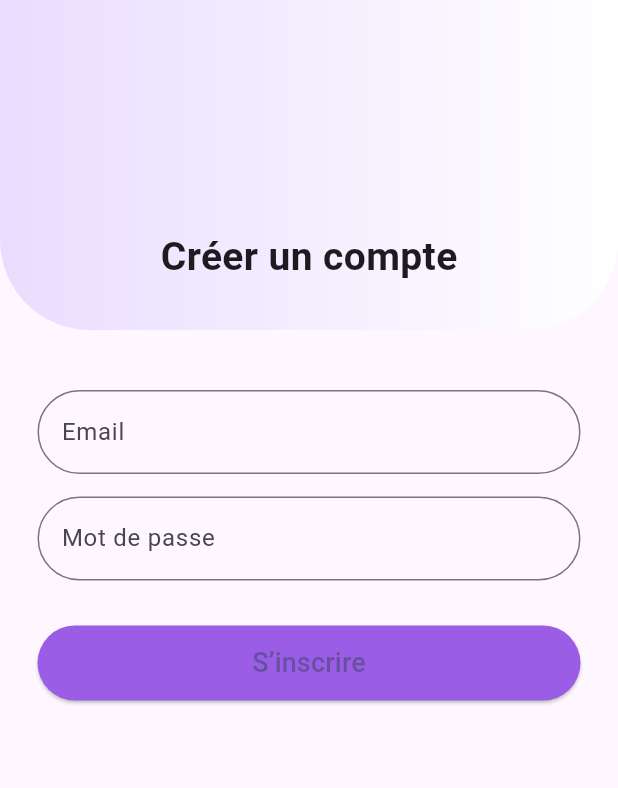
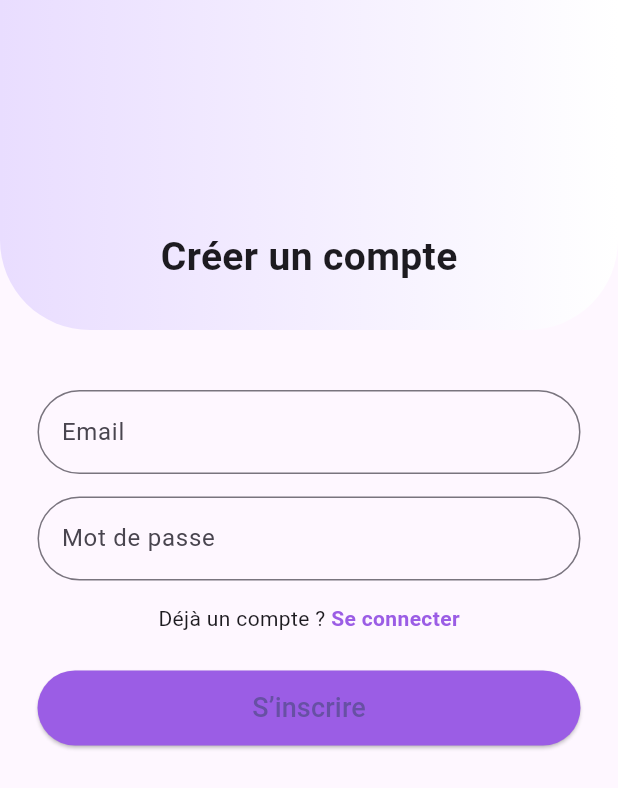
Before and after one commit to Smbayi/tpflutter, a Flutter app: the screen it shows after launch, after a tap on "Créer un compte", on a phone screen of 412 x 824 dp. Shown: the top 788 px of the screen. Run offline on Flutter 3.47's test engine with Material 3 defaults, Android fonts, the phone set to English and light mode, and no system bars; our stand-ins replace firebase_auth, firebase_core; accounts and stored records are empty.

Commit message:
COMMIT 3

```diff
--- a/lib/screens/login_page.dart
+++ b/lib/screens/login_page.dart
@@ -2,6 +2,7 @@ import 'package:flutter/material.dart';
 import '../theme/app_colors.dart';
 import '../services/auth_service.dart';
 import 'register_page.dart';
+import 'home_page.dart';
 
 class LoginPage extends StatefulWidget {
   const LoginPage({super.key});
@@ -11,9 +12,9 @@ class LoginPage extends StatefulWidget {
 }
 
 class _LoginPageState extends State<LoginPage> {
-  final emailController = TextEditingController();
-  final passwordController = TextEditingController();
-  final auth = AuthService();
+  final TextEditingController emailController = TextEditingController();
+  final TextEditingController passwordController = TextEditingController();
+  final AuthService auth = AuthService();
 
   @override
   Widget build(BuildContext context) {
@@ -21,7 +22,7 @@ class _LoginPageState extends State<LoginPage> {
       body: SingleChildScrollView(
         child: Column(
           children: [
-            _header("Connexion"),
+            _header(),
 
             const SizedBox(height: 40),
 
@@ -39,9 +40,7 @@ class _LoginPageState extends State<LoginPage> {
                   onTap: () {
                     Navigator.push(
                       context,
-                      MaterialPageRoute(
-                        builder: (_) => const RegisterPage(),
-                      ),
+                      MaterialPageRoute(builder: (_) => const RegisterPage()),
                     );
                   },
                   child: const Text(
@@ -57,31 +56,22 @@ class _LoginPageState extends State<LoginPage> {
 
             const SizedBox(height: 25),
 
-            _button("Se connecter", () async {
-              final error = await auth.login(
-                emailController.text.trim(),
-                passwordController.text.trim(),
-              );
-
-              if (error != null) {
-                ScaffoldMessenger.of(context)
-                    .showSnackBar(SnackBar(content: Text(error)));
-              } else {
-                ScaffoldMessenger.of(context)
-                    .showSnackBar(const SnackBar(content: Text("Connexion réussie ✅")));
-              }
-            }),
+            _loginButton(),
 
             const SizedBox(height: 30),
 
             _socialRow(),
+
+            const SizedBox(height: 30),
           ],
         ),
       ),
     );
   }
 
-  Widget _header(String title) {
+  // ==================== WIDGETS ====================
+
+  Widget _header() {
     return Container(
       height: 220,
       width: double.infinity,
@@ -94,20 +84,24 @@ class _LoginPageState extends State<LoginPage> {
           bottomRight: Radius.circular(60),
         ),
       ),
-      child: Align(
+      child: const Align(
         alignment: Alignment.bottomCenter,
         child: Padding(
-          padding: const EdgeInsets.only(bottom: 30),
-          child: Text(title,
-              style:
-                  const TextStyle(fontSize: 26, fontWeight: FontWeight.bold)),
+          padding: EdgeInsets.only(bottom: 30),
+          child: Text(
+            "Connexion",
+            style: TextStyle(fontSize: 26, fontWeight: FontWeight.bold),
+          ),
         ),
       ),
     );
   }
 
-  Widget _inputField(String hint, TextEditingController controller,
-      {bool obscure = false}) {
+  Widget _inputField(
+    String hint,
+    TextEditingController controller, {
+    bool obscure = false,
+  }) {
     return Padding(
       padding: const EdgeInsets.symmetric(horizontal: 25),
       child: TextField(
@@ -123,7 +117,7 @@ class _LoginPageState extends State<LoginPage> {
     );
   }
 
-  Widget _button(String text, VoidCallback onTap) {
+  Widget _loginButton() {
     return Padding(
       padding: const EdgeInsets.symmetric(horizontal: 25),
       child: SizedBox(
@@ -132,11 +126,15 @@ class _LoginPageState extends State<LoginPage> {
         child: ElevatedButton(
           style: ElevatedButton.styleFrom(
             backgroundColor: AppColors.primary,
-            shape:
-                RoundedRectangleBorder(borderRadius: BorderRadius.circular(30)),
+            shape: RoundedRectangleBorder(
+              borderRadius: BorderRadius.circular(30),
+            ),
           ),
-          onPressed: onTap,
-          child: Text(text, style: const TextStyle(fontSize: 18)),
+          onPressed: _handleLogin,
+          child: const Text(
+            "Se connecter",
+            style: TextStyle(fontSize: 18),
+          ),
         ),
       ),
     );
@@ -155,11 +153,39 @@ class _LoginPageState extends State<LoginPage> {
     );
   }
 
-  Widget _socialIcon(String asset) {
+  Widget _socialIcon(String assetPath) {
     return CircleAvatar(
       radius: 22,
       backgroundColor: Colors.grey.shade200,
-      child: Image.asset(asset, width: 22),
+      child: Image.asset(assetPath, width: 22),
     );
   }
+
+  // ==================== LOGIQUE LOGIN ====================
+
+  Future<void> _handleLogin() async {
+    final String email = emailController.text.trim();
+    final String password = passwordController.text.trim();
+
+    if (email.isEmpty || password.isEmpty) {
+      ScaffoldMessenger.of(context).showSnackBar(
+        const SnackBar(content: Text("Tous les champs sont obligatoires")),
+      );
+      return;
+    }
+
+    final String? error = await auth.login(email, password);
+
+    if (!mounted) return;
+
+    if (error != null) {
+      ScaffoldMessenger.of(context)
+          .showSnackBar(SnackBar(content: Text(error)));
+    } else {
+      Navigator.of(context).pushAndRemoveUntil(
+        MaterialPageRoute(builder: (_) => const HomePage()),
+        (route) => false,
+      );
+    }
+  }
 }
--- a/lib/screens/register_page.dart
+++ b/lib/screens/register_page.dart
@@ -1,6 +1,8 @@
 import 'package:flutter/material.dart';
 import '../theme/app_colors.dart';
 import '../services/auth_service.dart';
+
+
 
 class RegisterPage extends StatefulWidget {
   const RegisterPage({super.key});
@@ -27,7 +29,27 @@ class _RegisterPageState extends State<RegisterPage> {
             const SizedBox(height: 15),
             _inputField("Mot de passe", passwordController, obscure: true),
 
-            const SizedBox(height: 30),
+            const SizedBox(height: 15),
+
+            // ✅ LIGNE AJOUTÉE
+            Row(
+              mainAxisAlignment: MainAxisAlignment.center,
+              children: [
+                const Text("Déjà un compte ? "),
+                GestureDetector(
+                  onTap: () => Navigator.pop(context),
+                  child: const Text(
+                    "Se connecter",
+                    style: TextStyle(
+                      color: AppColors.primary,
+                      fontWeight: FontWeight.bold,
+                    ),
+                  ),
+                ),
+              ],
+            ),
+
+            const SizedBox(height: 25),
 
             _button("S’inscrire", () async {
               final error = await auth.register(
@@ -65,9 +87,13 @@ class _RegisterPageState extends State<RegisterPage> {
         alignment: Alignment.bottomCenter,
         child: Padding(
           padding: const EdgeInsets.only(bottom: 30),
-          child: Text(title,
-              style:
-                  const TextStyle(fontSize: 26, fontWeight: FontWeight.bold)),
+          child: Text(
+            title,
+            style: const TextStyle(
+              fontSize: 26,
+              fontWeight: FontWeight.bold,
+            ),
+          ),
         ),
       ),
     );
@@ -99,8 +125,9 @@ class _RegisterPageState extends State<RegisterPage> {
         child: ElevatedButton(
           style: ElevatedButton.styleFrom(
             backgroundColor: AppColors.primary,
-            shape:
-                RoundedRectangleBorder(borderRadius: BorderRadius.circular(30)),
+            shape: RoundedRectangleBorder(
+              borderRadius: BorderRadius.circular(30),
+            ),
           ),
           onPressed: onTap,
           child: Text(text, style: const TextStyle(fontSize: 18)),
```
Also changed, not shown: lib/screens/home_page.dart (added, +36 -0 lines).
